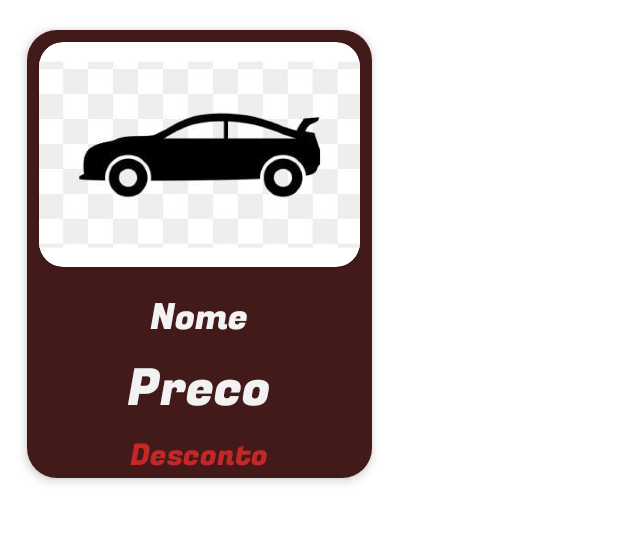
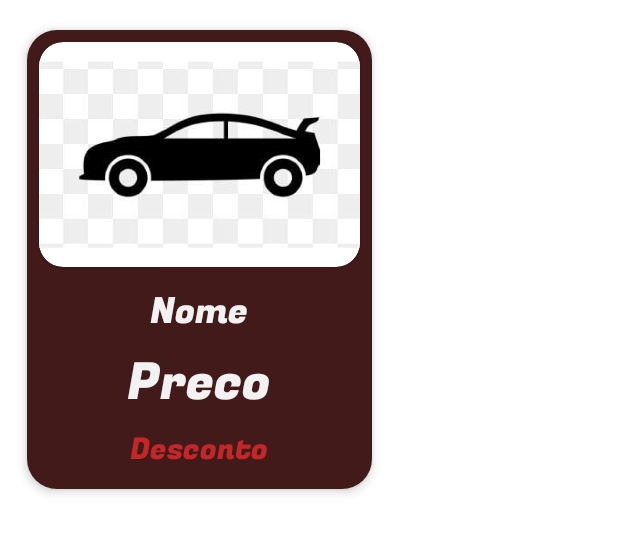
Before and after one commit to brunovicenters/BravoFront, an Android app: the layout card_item.xml on its own in the app's theme, with its tools: preview values and no code run, on a phone screen of 412 x 824 dp. Shown: the top 533 px of the screen. Run offline under Robolectric (Android 15) with nearby library versions, the phone set to English and light mode, and no system bars.

Commit message:
Changed size

```diff
--- a/app/src/main/res/layout/card_item.xml
+++ b/app/src/main/res/layout/card_item.xml
@@ -2,7 +2,7 @@
 <androidx.cardview.widget.CardView xmlns:android="http://schemas.android.com/apk/res/android"
                                    xmlns:app="http://schemas.android.com/apk/res-auto"
                                    android:layout_width="250dp"
-                                   android:layout_height="wrap_content"
+                                   android:layout_height="330dp"
                                    app:cardElevation="4dp"
                                    android:layout_margin="8dp"
                                    app:cardUseCompatPadding="true"
@@ -42,8 +42,9 @@
                 android:layout_gravity="center"
                 android:textSize="24sp"
                 android:fontFamily="@font/fugaz_one"
-                android:layout_marginTop="8dp"
-                android:textColor="@color/white"/>
+                android:layout_marginTop="4dp"
+                android:textColor="@color/white"
+                android:textAlignment="center"/>
 
         <TextView
                 android:text="Preco"
```
